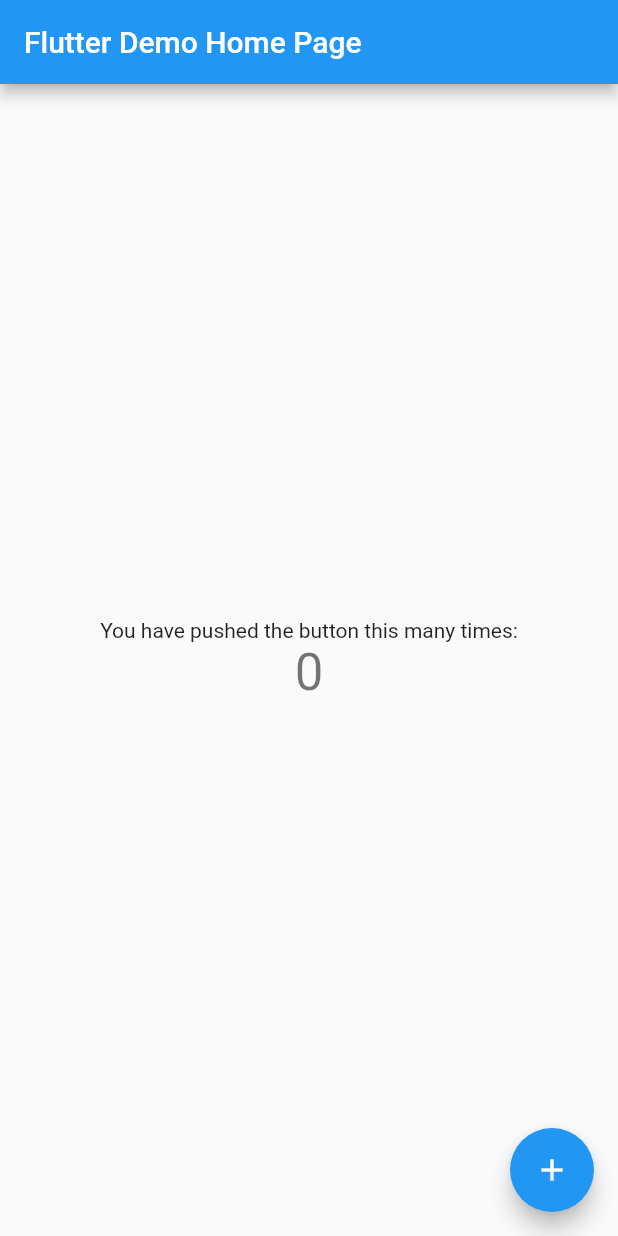
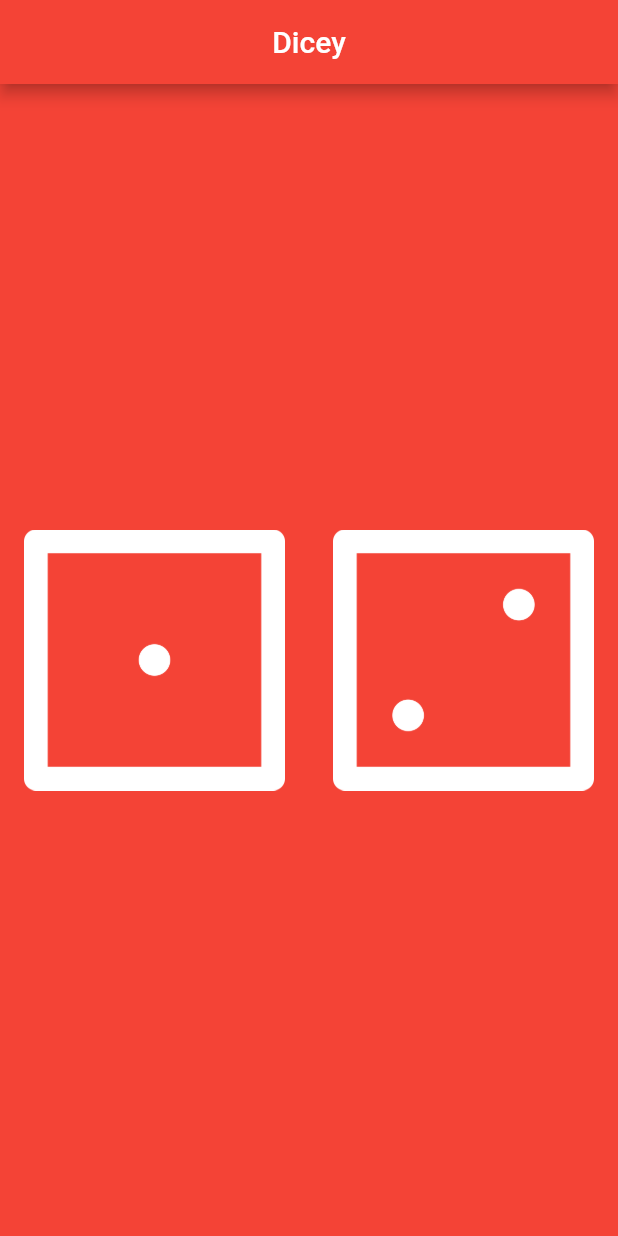
Before and after one commit to Navneet-Sahota/dicey, a Flutter app: the screen it shows after launch, on a phone screen of 412 x 824 dp. Run offline on Flutter 3.47's test engine with Material 2 defaults, Android fonts, the phone set to English and light mode, and no system bars.

Commit message:
Add FlatButtons

```diff
--- a/lib/main.dart
+++ b/lib/main.dart
@@ -3,109 +3,46 @@ import 'package:flutter/material.dart';
 void main() => runApp(MyApp());
 
 class MyApp extends StatelessWidget {
-  // This widget is the root of your application.
   @override
   Widget build(BuildContext context) {
     return MaterialApp(
-      title: 'Flutter Demo',
-      theme: ThemeData(
-        // This is the theme of your application.
-        //
-        // Try running your application with "flutter run". You'll see the
-        // application has a blue toolbar. Then, without quitting the app, try
-        // changing the primarySwatch below to Colors.green and then invoke
-        // "hot reload" (press "r" in the console where you ran "flutter run",
-        // or simply save your changes to "hot reload" in a Flutter IDE).
-        // Notice that the counter didn't reset back to zero; the application
-        // is not restarted.
-        primarySwatch: Colors.blue,
+      home: Scaffold(
+        backgroundColor: Colors.red,
+        appBar: AppBar(
+          centerTitle: true,
+          title: Text('Dicey'),
+          backgroundColor: Colors.red,
+        ),
+        body: DicePage(),
       ),
-      home: MyHomePage(title: 'Flutter Demo Home Page'),
     );
   }
 }
 
-class MyHomePage extends StatefulWidget {
-  MyHomePage({Key key, this.title}) : super(key: key);
-
-  // This widget is the home page of your application. It is stateful, meaning
-  // that it has a State object (defined below) that contains fields that affect
-  // how it looks.
-
-  // This class is the configuration for the state. It holds the values (in this
-  // case the title) provided by the parent (in this case the App widget) and
-  // used by the build method of the State. Fields in a Widget subclass are
-  // always marked "final".
-
-  final String title;
-
-  @override
-  _MyHomePageState createState() => _MyHomePageState();
-}
-
-class _MyHomePageState extends State<MyHomePage> {
-  int _counter = 0;
-
-  void _incrementCounter() {
-    setState(() {
-      // This call to setState tells the Flutter framework that something has
-      // changed in this State, which causes it to rerun the build method below
-      // so that the display can reflect the updated values. If we changed
-      // _counter without calling setState(), then the build method would not be
-      // called again, and so nothing would appear to happen.
-      _counter++;
-    });
-  }
-
+class DicePage extends StatelessWidget {
   @override
   Widget build(BuildContext context) {
-    // This method is rerun every time setState is called, for instance as done
-    // by the _incrementCounter method above.
-    //
-    // The Flutter framework has been optimized to make rerunning build methods
-    // fast, so that you can just rebuild anything that needs updating rather
-    // than having to individually change instances of widgets.
-    return Scaffold(
-      appBar: AppBar(
-        // Here we take the value from the MyHomePage object that was created by
-        // the App.build method, and use it to set our appbar title.
-        title: Text(widget.title),
+    return Center(
+      child: Row(
+        children: <Widget>[
+          Expanded(
+            child: FlatButton(
+              child: Image.asset('images/dice1.png'),
+              onPressed: () {
+                print('Left button got pressed');
+              },
+            ),
+          ),
+          Expanded(
+            child: FlatButton(
+              child: Image.asset('images/dice2.png'),
+              onPressed: () {
+                print('Right button got pressed');
+              },
+            ),
+          ),
+        ],
       ),
-      body: Center(
-        // Center is a layout widget. It takes a single child and positions it
-        // in the middle of the parent.
-        child: Column(
-          // Column is also a layout widget. It takes a list of children and
-          // arranges them vertically. By default, it sizes itself to fit its
-          // children horizontally, and tries to be as tall as its parent.
-          //
-          // Invoke "debug painting" (press "p" in the console, choose the
-          // "Toggle Debug Paint" action from the Flutter Inspector in Android
-          // Studio, or the "Toggle Debug Paint" command in Visual Studio Code)
-          // to see the wireframe for each widget.
-          //
-          // Column has various properties to control how it sizes itself and
-          // how it positions its children. Here we use mainAxisAlignment to
-          // center the children vertically; the main axis here is the vertical
-          // axis because Columns are vertical (the cross axis would be
-          // horizontal).
-          mainAxisAlignment: MainAxisAlignment.center,
-          children: <Widget>[
-            Text(
-              'You have pushed the button this many times:',
-            ),
-            Text(
-              '$_counter',
-              style: Theme.of(context).textTheme.display1,
-            ),
-          ],
-        ),
-      ),
-      floatingActionButton: FloatingActionButton(
-        onPressed: _incrementCounter,
-        tooltip: 'Increment',
-        child: Icon(Icons.add),
-      ), // This trailing comma makes auto-formatting nicer for build methods.
     );
   }
 }
```
Also changed, not shown: 1 other file.
